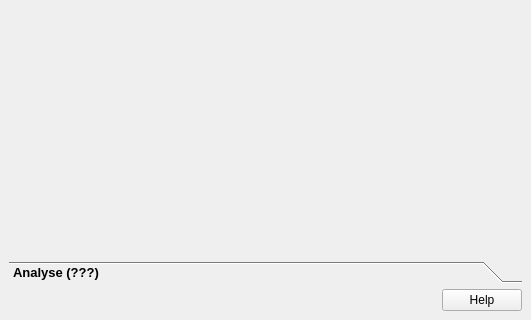
The window that projektcheck/ui/ProjektCheck_dockwidget_analysis_06-IFK.ui (projektcheck/ProjektCheck-QGIS) describes before a commit, drawn with Qt 5; both pictures show x 0 to 531 and y 697 to 1017 of the 531 by 1017 pixel window.
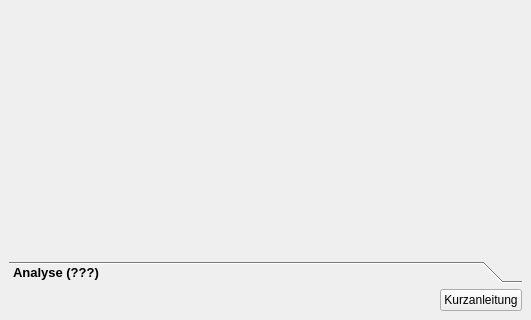
The same window after the commit. Icons and pictures are not drawn.

Commit message: marginal icon-changes; help-button replaced by individual PushButton (in analysis and definitions dockwidgets) ... greetz

What changed in the file:
```diff
--- a/projektcheck/ui/ProjektCheck_dockwidget_analysis_06-IFK.ui
+++ b/projektcheck/ui/ProjektCheck_dockwidget_analysis_06-IFK.ui
@@ -1714,11 +1714,53 @@
      </widget>
     </item>
     <item>
-     <widget class="QDialogButtonBox" name="buttonBox_7">
-      <property name="standardButtons">
-       <set>QDialogButtonBox::Help</set>
+     <layout class="QHBoxLayout" name="horizontalLayout_4">
+      <property name="leftMargin">
+       <number>0</number>
       </property>
-     </widget>
+      <property name="topMargin">
+       <number>0</number>
+      </property>
+      <property name="rightMargin">
+       <number>0</number>
+      </property>
+      <property name="bottomMargin">
+       <number>0</number>
+      </property>
+      <item>
+       <spacer name="horizontalSpacer_4">
+        <property name="orientation">
+         <enum>Qt::Horizontal</enum>
+        </property>
+        <property name="sizeHint" stdset="0">
+         <size>
+          <width>40</width>
+          <height>20</height>
+         </size>
+        </property>
+       </spacer>
+      </item>
+      <item>
+       <widget class="QPushButton" name="pushButton_3">
+        <property name="sizePolicy">
+         <sizepolicy hsizetype="Fixed" vsizetype="Fixed">
+          <horstretch>0</horstretch>
+          <verstretch>0</verstretch>
+         </sizepolicy>
+        </property>
+        <property name="layoutDirection">
+         <enum>Qt::LeftToRight</enum>
+        </property>
+        <property name="text">
+         <string>Kurzanleitung</string>
+        </property>
+        <property name="icon">
+         <iconset>
+          <normaloff>../../images/iconset_mob/20190619_iconset_mob_info_2.png</normaloff>../../images/iconset_mob/20190619_iconset_mob_info_2.png</iconset>
+        </property>
+       </widget>
+      </item>
+     </layout>
     </item>
    </layout>
   </widget>
```
Left out of the diff: 6 changed lines with no effect on the pictures. The commit also changes 15 other files.
